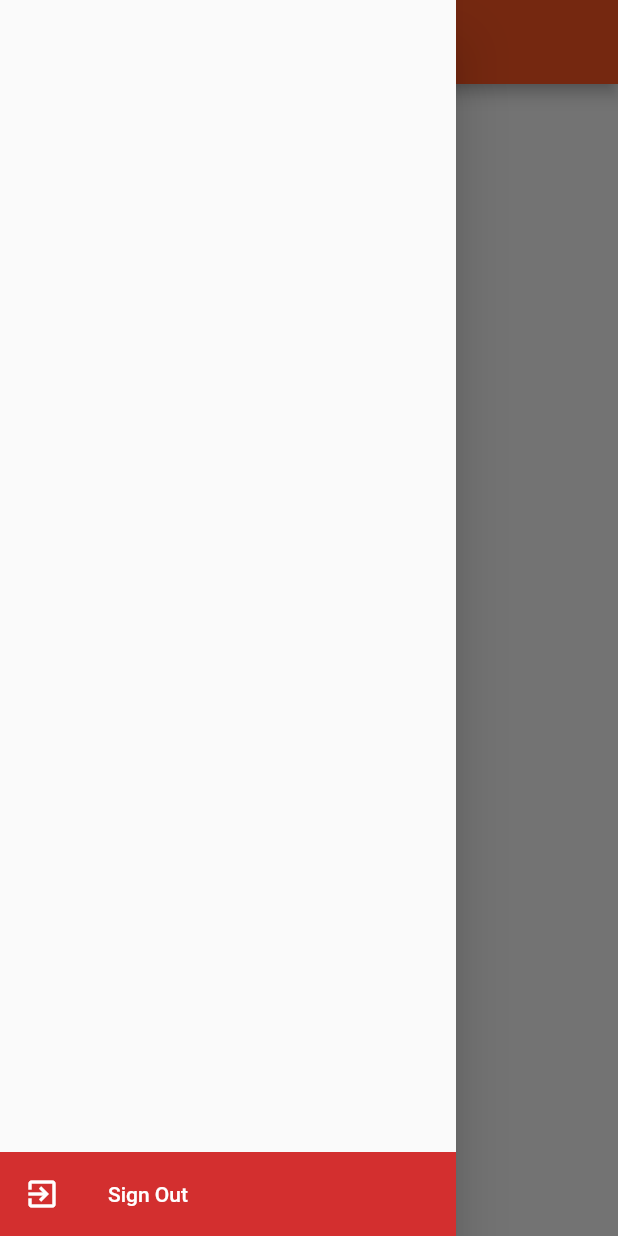
After one commit to masterUNG/UngMooPa, a Flutter app: the MainSOS screen opened directly, with the side drawer open, on a phone screen of 412 x 824 dp. The commit adds this screen. Run offline on Flutter 3.47's test engine with Material 2 defaults, Android fonts, the phone set to English and light mode, and no system bars; our stand-ins replace cloud_firestore, firebase_auth, firebase_core, firebase_storage, image_picker; accounts and stored records are empty.

Commit message:
finish 3Oct

```diff
--- /dev/null
+++ b/lib/utility/my_style.dart
@@ -0,0 +1,39 @@
+import 'package:firebase_auth/firebase_auth.dart';
+import 'package:firebase_core/firebase_core.dart';
+import 'package:flutter/material.dart';
+import 'package:ungmoopa/widget/authen.dart';
+
+class MyStyle {
+  Widget mySignOut(BuildContext context) => Column(
+        mainAxisAlignment: MainAxisAlignment.end,
+        children: [
+          Container(
+            decoration: BoxDecoration(color: Colors.red.shade700),
+            child: ListTile(
+              onTap: () async {
+                await Firebase.initializeApp().then((value) async {
+                  await FirebaseAuth.instance
+                      .signOut()
+                      .then((value) => Navigator.pushAndRemoveUntil(
+                          context,
+                          MaterialPageRoute(
+                            builder: (context) => Authen(),
+                          ),
+                          (route) => false));
+                });
+              },
+              leading: Icon(
+                Icons.exit_to_app,
+                color: Colors.white,
+              ),
+              title: Text(
+                'Sign Out',
+                style: TextStyle(color: Colors.white),
+              ),
+            ),
+          ),
+        ],
+      );
+
+  MyStyle();
+}
--- /dev/null
+++ b/lib/widget/main_sos.dart
@@ -0,0 +1,18 @@
+import 'package:flutter/material.dart';
+import 'package:ungmoopa/utility/my_style.dart';
+
+class MainSOS extends StatefulWidget {
+  @override
+  _MainSOSState createState() => _MainSOSState();
+}
+
+class _MainSOSState extends State<MainSOS> {
+  @override
+  Widget build(BuildContext context) {
+    return Scaffold(
+      appBar: AppBar(
+        title: Text('Main SOS'),
+      ),drawer: Drawer(child: MyStyle().mySignOut(context),),
+    );
+  }
+}
--- a/lib/widget/register.dart
+++ b/lib/widget/register.dart
@@ -282,6 +282,7 @@ class _RegisterState extends State<Register> {
       }).catchError((value) {
         normalDialog(context, value.message);
       });
-    });
+
   }
+
 }
```
Also changed, not shown: lib/widget/authen.dart (+89 -1 lines), lib/widget/main_user.dart (added, +18 -0 lines).
